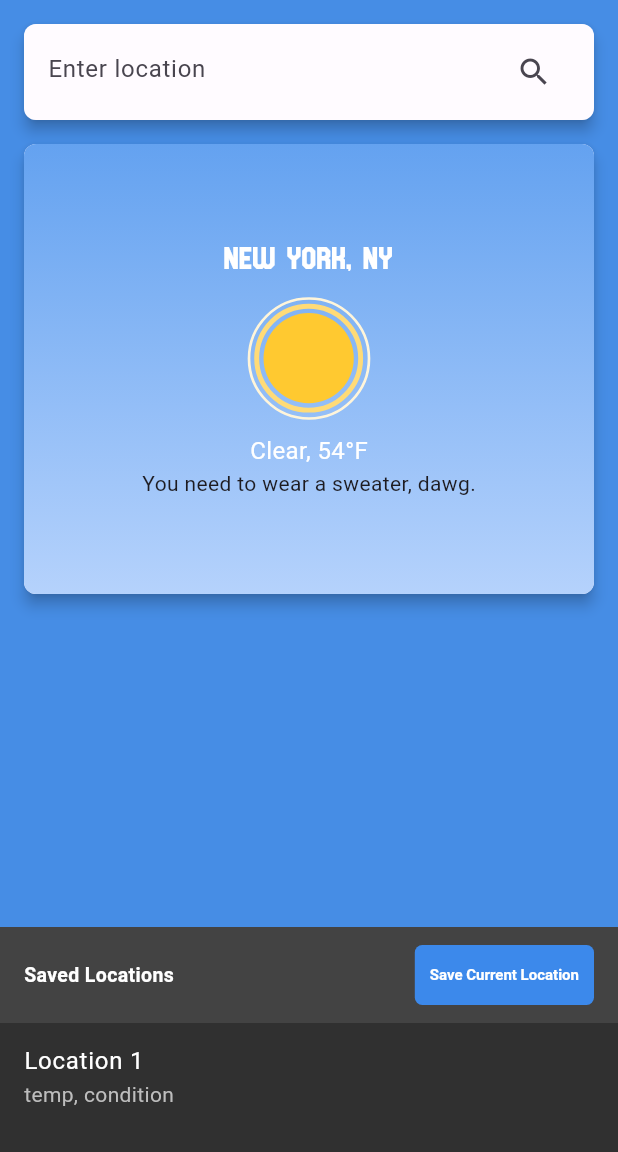
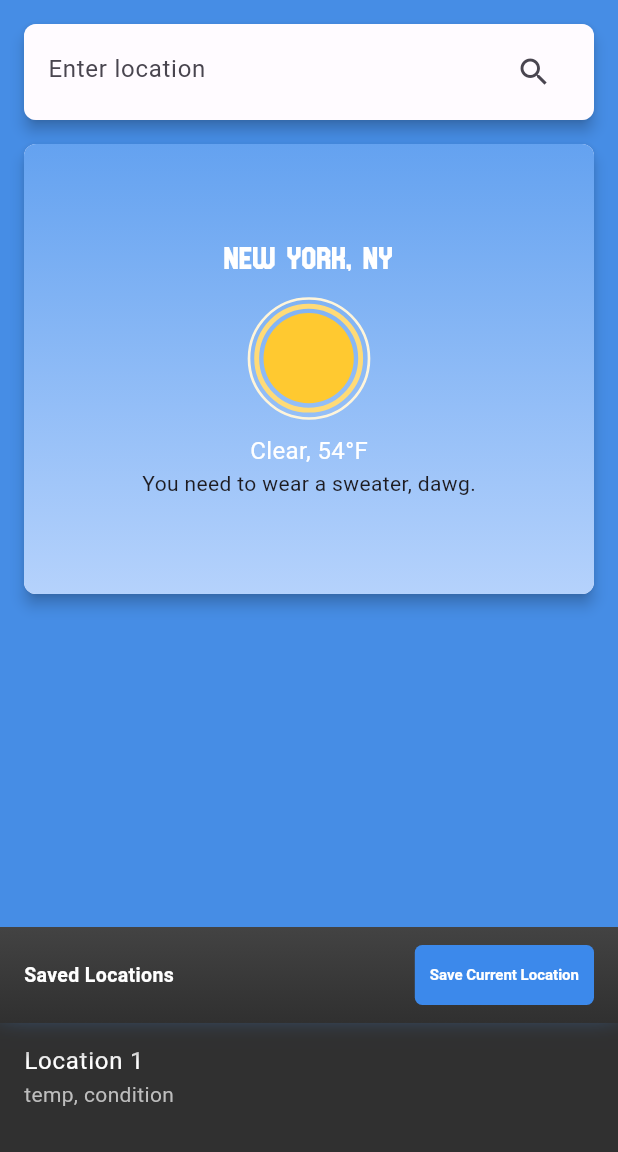
Before and after one commit to TheGreatJustinn/COSC-625, a Flutter app: the screen it shows after launch, on a phone screen of 412 x 824 dp, the part 84-1236 px from its top. Run offline on Flutter 3.47's test engine with Material 3 defaults, Android fonts, the phone set to English and light mode, and no system bars; our stand-ins replace lottie.

Commit message:
refactoring saved locations with _buildheader() and added styling

```diff
--- a/weatherplan2/lib/screens/saved_locations.dart
+++ b/weatherplan2/lib/screens/saved_locations.dart
@@ -8,14 +8,34 @@ class SavedLocations extends StatelessWidget {
   @override
   Widget build(BuildContext context) {
     return Container(
-
       color: Colors.grey[850], // Dark background for the entire widget
       child: Column(
         crossAxisAlignment: CrossAxisAlignment.start,
         children: [
-          Container(
+          _buildHeader(context),
+          _buildLocationList(),
+        ],
+      ),
+    );
+  }
+
+  Widget _buildHeader(BuildContext context) {
+    return Container(
       padding: EdgeInsets.symmetric(horizontal: 16, vertical: 8),
-            color: const Color.fromARGB(255, 67, 67, 67), // Slightly different background color for the header
+      decoration: BoxDecoration(
+        gradient: LinearGradient(
+          begin: Alignment.topCenter,
+          end: Alignment.bottomCenter,
+          colors: [const Color.fromARGB(255, 67, 67, 67), Color.fromARGB(255, 48, 48, 48)],
+        ),
+        boxShadow: [
+          BoxShadow(
+            color: Color.fromARGB(255, 70, 141, 229),
+            offset: Offset(0, -10),
+            blurRadius: 15.0,
+          ),
+        ],
+      ),
       child: Row(
         mainAxisAlignment: MainAxisAlignment.spaceBetween,
         children: [
@@ -27,9 +47,9 @@ class SavedLocations extends StatelessWidget {
             onPressed: onSaveCurrentLocation,
             child: Text('Save Current Location'),
             style: ElevatedButton.styleFrom(
-                    backgroundColor: Color(0xFF3C89EB), // Button background color
-                    foregroundColor: Colors.white, // Button text color
-                    elevation: 0, // No shadow for a flatter appearance
+              backgroundColor: Color(0xFF3C89EB),
+              foregroundColor: Colors.white,
+              elevation: 0,
               shape: RoundedRectangleBorder(borderRadius: BorderRadius.circular(5)),
               padding: EdgeInsets.symmetric(horizontal: 10, vertical: 5),
               textStyle: TextStyle(fontSize: 10, fontWeight: FontWeight.bold),
@@ -37,10 +57,23 @@ class SavedLocations extends StatelessWidget {
           ),
         ],
       ),
-          ),
-          Expanded(
+    );
+  }
+
+  Widget _buildLocationList() {
+    return Expanded(
+      child: ShaderMask(
+        shaderCallback: (Rect bounds) {
+          return LinearGradient(
+            begin: Alignment.topCenter,
+            end: Alignment.bottomCenter,
+            colors: [Colors.transparent, Colors.black, Colors.black, Colors.transparent],
+            stops: [0.0, .3, 0.95, 1.0],
+          ).createShader(bounds);
+        },
+        blendMode: BlendMode.dstIn,
         child: ListView.builder(
-              itemCount: 5, // Number of saved locations
+          itemCount: 5,
           itemBuilder: (context, index) {
             return ListTile(
               title: Text(
@@ -48,7 +81,7 @@ class SavedLocations extends StatelessWidget {
                 style: TextStyle(
                   fontSize: 16.0,
                   fontWeight: FontWeight.normal,
-                      color: Colors.white, // White text color for visibility
+                  color: Colors.white,
                 ),
               ),
               subtitle: Text(
@@ -56,7 +89,7 @@ class SavedLocations extends StatelessWidget {
                 style: TextStyle(
                   fontSize: 14.0,
                   fontWeight: FontWeight.normal,
-                      color: Colors.grey[400], // Light grey for subtitle
+                  color: Colors.grey[400],
                 ),
               ),
               onTap: () {
@@ -66,8 +99,6 @@ class SavedLocations extends StatelessWidget {
           },
         ),
       ),
-        ],
-      ),
     );
   }
 }
```
Lines whose indentation alone changed are shown as unchanged.
